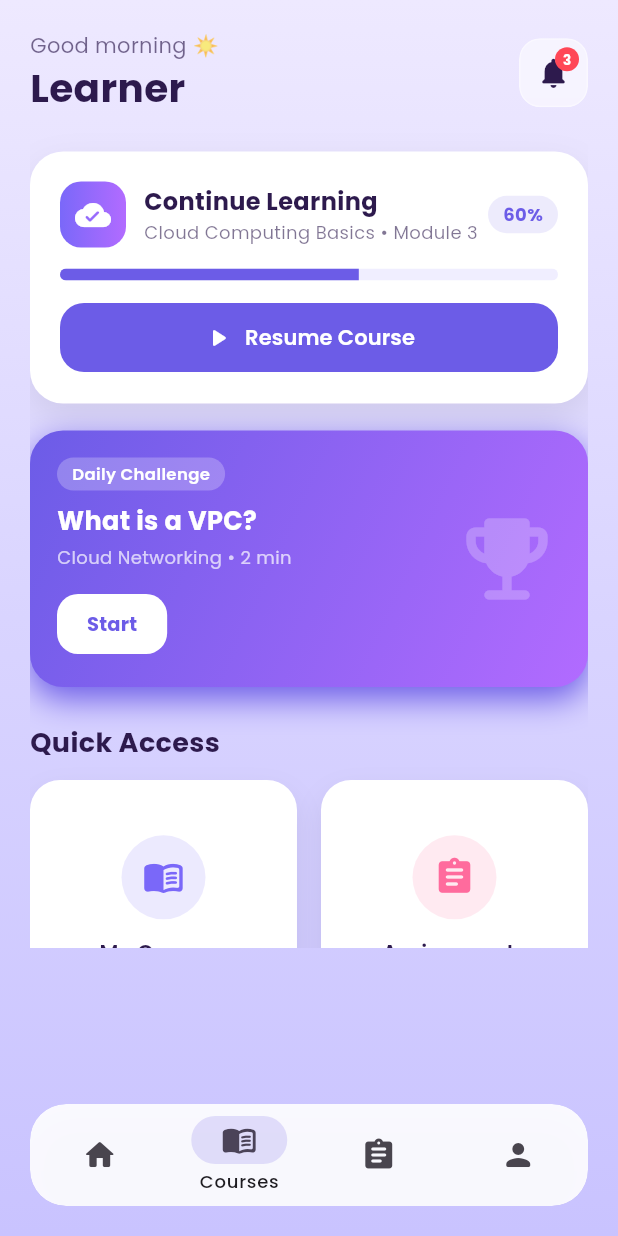
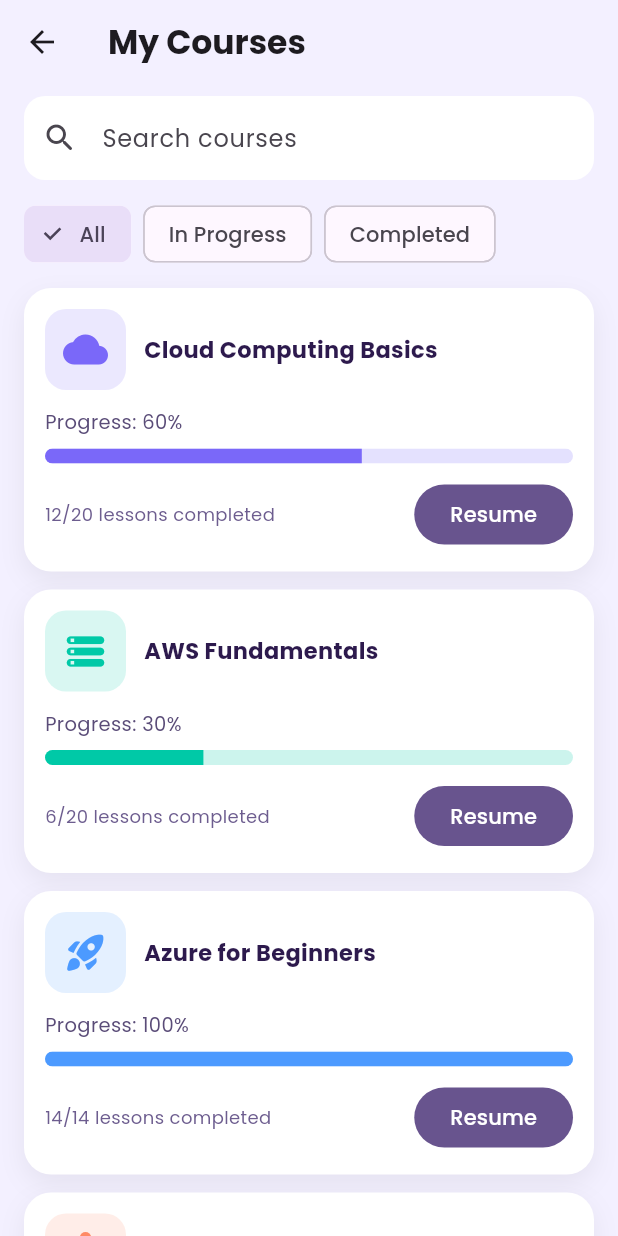
Before and after one commit to kalviumcommunity/S84_CloudLearn_Mobile_App_CloudCoders, a Flutter app: the StudentHomeScreen screen opened directly, item 2 of the bottom bar chosen, on a phone screen of 412 x 824 dp. Run offline on Flutter 3.47's test engine with Material 3 defaults, Android fonts, the phone set to English and light mode, and no system bars; our stand-ins replace cloud_firestore, firebase_auth, firebase_core, firebase_storage, geolocator, google_fonts and 2 more; accounts and stored records are empty.

Commit message:
feat: add My Courses overview page

```diff
--- /dev/null
+++ b/flut/lib/screens/my_courses_screen.dart
@@ -0,0 +1,254 @@
+import 'package:flutter/material.dart';
+import 'package:google_fonts/google_fonts.dart';
+
+class MyCoursesScreen extends StatefulWidget {
+  const MyCoursesScreen({super.key});
+
+  @override
+  State<MyCoursesScreen> createState() => _MyCoursesScreenState();
+}
+
+enum _CourseFilter { all, inProgress, completed }
+
+class _MyCoursesScreenState extends State<MyCoursesScreen> {
+  final TextEditingController _searchController = TextEditingController();
+  String _searchQuery = '';
+  _CourseFilter _selectedFilter = _CourseFilter.all;
+
+  final List<_CourseItem> _courses = const [
+    _CourseItem(
+      title: 'Cloud Computing Basics',
+      progress: 0.60,
+      lessonsCompleted: 12,
+      totalLessons: 20,
+      color: Color(0xFF7A68F9),
+      icon: Icons.cloud_rounded,
+    ),
+    _CourseItem(
+      title: 'AWS Fundamentals',
+      progress: 0.30,
+      lessonsCompleted: 6,
+      totalLessons: 20,
+      color: Color(0xFF00C9A7),
+      icon: Icons.storage_rounded,
+    ),
+    _CourseItem(
+      title: 'Azure for Beginners',
+      progress: 1.0,
+      lessonsCompleted: 14,
+      totalLessons: 14,
+      color: Color(0xFF4C9AFF),
+      icon: Icons.rocket_launch_rounded,
+    ),
+    _CourseItem(
+      title: 'Kubernetes Essentials',
+      progress: 0.45,
+      lessonsCompleted: 9,
+      totalLessons: 20,
+      color: Color(0xFFFF8A65),
+      icon: Icons.hub_rounded,
+    ),
+  ];
+
+  @override
+  void dispose() {
+    _searchController.dispose();
+    super.dispose();
+  }
+
+  List<_CourseItem> get _filteredCourses {
+    return _courses.where((course) {
+      final matchesSearch = course.title.toLowerCase().contains(_searchQuery.toLowerCase());
+      final matchesFilter = switch (_selectedFilter) {
+        _CourseFilter.all => true,
+        _CourseFilter.inProgress => course.progress < 1.0,
+        _CourseFilter.completed => course.progress >= 1.0,
+      };
+      return matchesSearch && matchesFilter;
+    }).toList();
+  }
+
+  @override
+  Widget build(BuildContext context) {
+    final courses = _filteredCourses;
+
+    return Scaffold(
+      backgroundColor: const Color(0xFFF3F0FF),
+      appBar: AppBar(
+        title: Text(
+          'My Courses',
+          style: GoogleFonts.poppins(fontWeight: FontWeight.w700),
+        ),
+        backgroundColor: Colors.transparent,
+        elevation: 0,
+      ),
+      body: SafeArea(
+        child: ListView(
+          padding: const EdgeInsets.fromLTRB(16, 8, 16, 24),
+          children: [
+            TextField(
+              controller: _searchController,
+              onChanged: (value) => setState(() => _searchQuery = value.trim()),
+              decoration: InputDecoration(
+                hintText: 'Search courses',
+                prefixIcon: const Icon(Icons.search_rounded),
+                fillColor: Colors.white,
+                filled: true,
+                border: OutlineInputBorder(
+                  borderRadius: BorderRadius.circular(14),
+                  borderSide: BorderSide.none,
+                ),
+              ),
+            ),
+            const SizedBox(height: 12),
+            Wrap(
+              spacing: 8,
+              children: [
+                ChoiceChip(
+                  label: const Text('All'),
+                  selected: _selectedFilter == _CourseFilter.all,
+                  onSelected: (_) => setState(() => _selectedFilter = _CourseFilter.all),
+                ),
+                ChoiceChip(
+                  label: const Text('In Progress'),
+                  selected: _selectedFilter == _CourseFilter.inProgress,
+                  onSelected: (_) => setState(() => _selectedFilter = _CourseFilter.inProgress),
+                ),
+                ChoiceChip(
+                  label: const Text('Completed'),
+                  selected: _selectedFilter == _CourseFilter.completed,
+                  onSelected: (_) => setState(() => _selectedFilter = _CourseFilter.completed),
+                ),
+              ],
+            ),
+            const SizedBox(height: 12),
+            if (courses.isEmpty)
+              const Padding(
+                padding: EdgeInsets.only(top: 32),
+                child: Center(child: Text('No courses found for current filters.')),
+              )
+            else
+              ...courses.map((course) => _CourseCard(course: course)),
+          ],
+        ),
+      ),
+    );
+  }
+}
+
+class _CourseCard extends StatelessWidget {
+  final _CourseItem course;
+
+  const _CourseCard({required this.course});
+
+  @override
+  Widget build(BuildContext context) {
+    final percent = (course.progress * 100).round();
+
+    return Container(
+      margin: const EdgeInsets.only(bottom: 12),
+      padding: const EdgeInsets.all(14),
+      decoration: BoxDecoration(
+        color: Colors.white,
+        borderRadius: BorderRadius.circular(18),
+        boxShadow: [
+          BoxShadow(
+            color: Colors.black.withValues(alpha: 0.06),
+            blurRadius: 14,
+            offset: const Offset(0, 6),
+          ),
+        ],
+      ),
+      child: Column(
+        crossAxisAlignment: CrossAxisAlignment.start,
+        children: [
+          Row(
+            children: [
+              Container(
+                width: 54,
+                height: 54,
+                decoration: BoxDecoration(
+                  borderRadius: BorderRadius.circular(14),
+                  color: course.color.withValues(alpha: 0.15),
+                ),
+                child: Icon(course.icon, color: course.color, size: 30),
+              ),
+              const SizedBox(width: 12),
+              Expanded(
+                child: Text(
+                  course.title,
+                  style: GoogleFonts.poppins(
+                    fontSize: 15,
+                    fontWeight: FontWeight.w700,
+                    color: const Color(0xFF2D1A4D),
+                  ),
+                ),
+              ),
+            ],
+          ),
+          const SizedBox(height: 12),
+          Text(
+            'Progress: $percent%',
+            style: GoogleFonts.poppins(
+              fontSize: 13,
+              color: const Color(0xFF5A4C78),
+            ),
+          ),
+          const SizedBox(height: 8),
+          TweenAnimationBuilder<double>(
+            tween: Tween(begin: 0, end: course.progress),
+            duration: const Duration(milliseconds: 700),
+            curve: Curves.easeOutCubic,
+            builder: (context, value, _) {
+              return ClipRRect(
+                borderRadius: BorderRadius.circular(8),
+                child: LinearProgressIndicator(
+                  minHeight: 10,
+                  value: value,
+                  backgroundColor: course.color.withValues(alpha: 0.2),
+                  valueColor: AlwaysStoppedAnimation<Color>(course.color),
+                ),
+              );
+            },
+          ),
+          const SizedBox(height: 10),
+          Row(
+            children: [
+              Text(
+                '${course.lessonsCompleted}/${course.totalLessons} lessons completed',
+                style: GoogleFonts.poppins(fontSize: 12, color: const Color(0xFF6D5D8F)),
+              ),
+              const Spacer(),
+              FilledButton(
+                onPressed: () {
+                  ScaffoldMessenger.of(context).showSnackBar(
+                    SnackBar(content: Text('Resuming ${course.title}...')),
+                  );
+                },
+                child: const Text('Resume'),
+              ),
+            ],
+          ),
+        ],
+      ),
+    );
+  }
+}
+
+class _CourseItem {
+  final String title;
+  final double progress;
+  final int lessonsCompleted;
+  final int totalLessons;
+  final Color color;
+  final IconData icon;
+
+  const _CourseItem({
+    required this.title,
+    required this.progress,
+    required this.lessonsCompleted,
+    required this.totalLessons,
+    required this.color,
+    required this.icon,
+  });
+}
--- a/flut/lib/screens/student_home_screen.dart
+++ b/flut/lib/screens/student_home_screen.dart
@@ -3,6 +3,8 @@
 import 'package:firebase_auth/firebase_auth.dart';
 import 'package:flutter/material.dart';
 import 'package:google_fonts/google_fonts.dart';
+
+import 'my_courses_screen.dart';
 
 class StudentHomeScreen extends StatefulWidget {
   const StudentHomeScreen({super.key});
@@ -268,6 +270,18 @@
                 indicatorColor: const Color(0xFF6C5CE7).withValues(alpha: 0.18),
                 labelBehavior: NavigationDestinationLabelBehavior.onlyShowSelected,
                 onDestinationSelected: (index) {
+                  if (index == 0) {
+                    setState(() => _selectedIndex = index);
+                    return;
+                  }
+
+                  if (index == 1) {
+                    Navigator.of(context).push(
+                      MaterialPageRoute(builder: (_) => const MyCoursesScreen()),
+                    );
+                    return;
+                  }
+
                   setState(() => _selectedIndex = index);
                 },
                 destinations: const [
```
